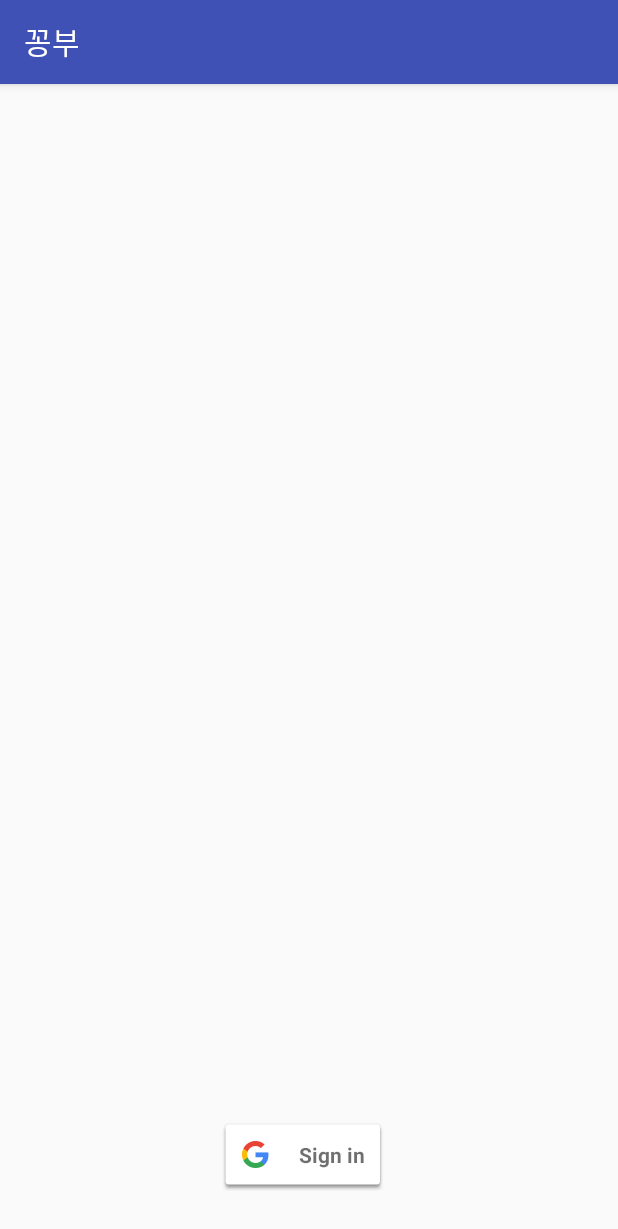
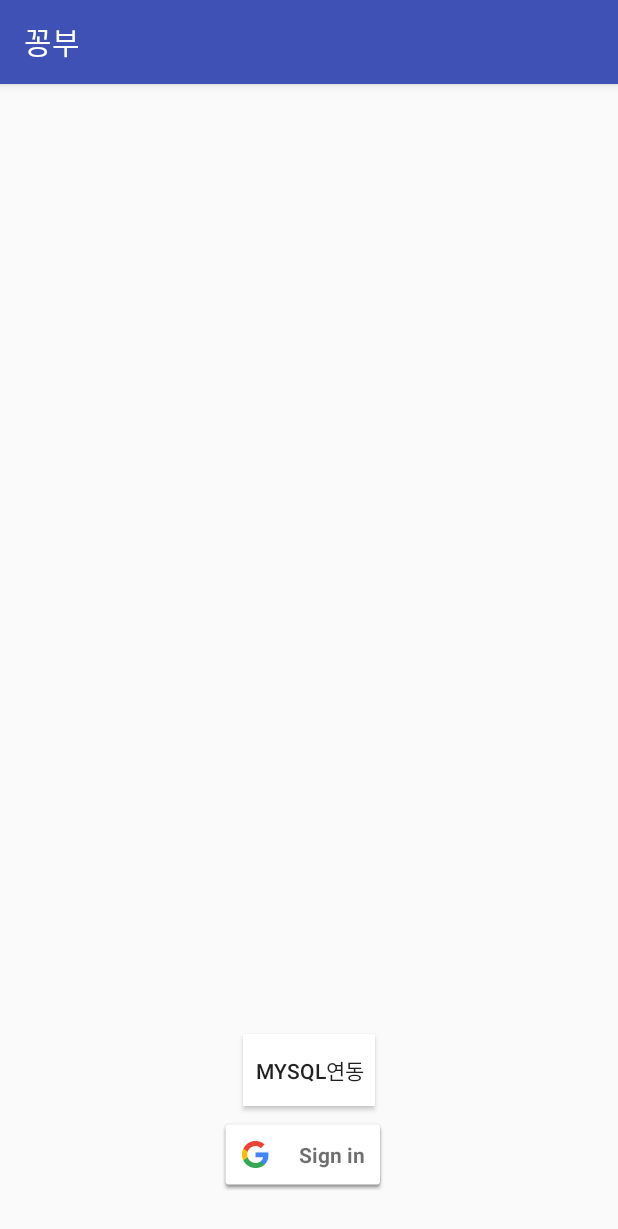
Before and after one commit to aa9390/simplePurchase, an Android app: the screen it shows after launch (AuthActivity before the commit, InitActivity after it), on a phone screen of 412 x 824 dp. Shown: the top 1229 px of the screen. Run offline under Robolectric (Android 15) with nearby library versions, the phone set to English and light mode, and no system bars; our stand-ins replace Firebase (no records; nobody signed in at launch, a user with empty details on screens opened directly).

Commit message:
xampp 사용하여 mysql과 database 연동

```diff
--- a/app/src/main/java/studyone/ksy/study/AuthActivity.java
+++ b/app/src/main/java/studyone/ksy/study/InitActivity.java
@@ -6,6 +6,7 @@ import android.support.annotation.NonNull;
 import android.support.annotation.Nullable;
 import android.support.v7.app.AppCompatActivity;
 import android.view.View;
+import android.widget.Button;
 import android.widget.Toast;
 
 import com.google.android.gms.auth.api.Auth;
@@ -25,20 +26,22 @@ import com.google.firebase.auth.FirebaseAuth;
 import com.google.firebase.auth.FirebaseUser;
 import com.google.firebase.auth.GoogleAuthProvider;
 
-public class AuthActivity extends AppCompatActivity implements GoogleApiClient.OnConnectionFailedListener{
+public class InitActivity extends AppCompatActivity implements GoogleApiClient.OnConnectionFailedListener{
 
     private SignInButton signInButton;
     private GoogleApiClient googleApiClient;
     private GoogleSignInClient googleSignInClient;
     private GoogleSignInOptions googleSignInOptions;
     private FirebaseAuth firebaseAuth;
+    private Button gotoMysqlBtn;
 
     @Override
     protected void onCreate(Bundle savedInstanceState) {
         super.onCreate( savedInstanceState );
-        setContentView( R.layout.activity_auth );
+        setContentView( R.layout.activity_init );
 
         signInButton = findViewById( R.id.signInButton );
+        gotoMysqlBtn = findViewById( R.id.gotoMysql );
 
         googleSignInOptions = new GoogleSignInOptions.Builder( GoogleSignInOptions.DEFAULT_SIGN_IN )
                 .requestIdToken( getString(R.string.default_web_client_id ))    // 서버의 클라이언트 id를 requestIdToken에 전달
@@ -54,11 +57,20 @@ public class AuthActivity extends AppCompatActivity implements GoogleApiClient.O
 
         googleSignInClient = GoogleSignIn.getClient( this, googleSignInOptions );
         signInButton.setSize( SignInButton.SIZE_STANDARD ); // 기본 사이즈
+
         signInButton.setOnClickListener( new View.OnClickListener() {
             @Override
             public void onClick(View view) {
                 Intent intent = Auth.GoogleSignInApi.getSignInIntent( googleApiClient );
                 startActivityForResult( intent, 100 );  // 인증 성공 시 code 반환
+            }
+        } );
+
+        gotoMysqlBtn.setOnClickListener( new View.OnClickListener() {
+            @Override
+            public void onClick(View view) {
+                startActivity( new Intent(InitActivity.this, MysqlTestActivity.class) );
+                finish();
             }
         } );
 
@@ -99,7 +111,7 @@ public class AuthActivity extends AppCompatActivity implements GoogleApiClient.O
                 String email = firebaseUser.getEmail();
                 Toast.makeText( getApplicationContext(), email+"님 안녕하세요", Toast.LENGTH_SHORT ).show();
 
-                Intent intent = new Intent( getApplicationContext(), MainActivity.class);
+                Intent intent = new Intent( getApplicationContext(), MemoActivity.class);
                 startActivity( intent );
                 finish();
             }
--- a/app/src/main/java/studyone/ksy/study/MainActivity.java
+++ b/app/src/main/java/studyone/ksy/study/MemoActivity.java
@@ -34,7 +34,7 @@ import java.util.Date;
 
 import studyone.ksy.study.model.Memo;
 
-public class MainActivity extends AppCompatActivity
+public class MemoActivity extends AppCompatActivity
         implements NavigationView.OnNavigationItemSelectedListener {
 
     private Context context;
@@ -58,7 +58,7 @@ public class MainActivity extends AppCompatActivity
     @Override
     protected void onCreate(Bundle savedInstanceState) {
         super.onCreate( savedInstanceState );
-        setContentView( R.layout.activity_main );
+        setContentView( R.layout.activity_memo );
 
         context = getBaseContext();
 
@@ -84,7 +84,7 @@ public class MainActivity extends AppCompatActivity
 
         // 인증 못받아오면 다시 AuthActivity로 이동
         if(firebaseUser == null) {
-            startActivity( new Intent( this, AuthActivity.class ) );
+            startActivity( new Intent( this, InitActivity.class ) );
             finish();
             return;
         }
@@ -254,7 +254,7 @@ public class MainActivity extends AppCompatActivity
             @Override
             public void onClick(View view) {
                 firebaseAuth.signOut();
-                startActivity( new Intent(MainActivity.this, AuthActivity.class) );
+                startActivity( new Intent(MemoActivity.this, InitActivity.class) );
                 finish();
             }
         } ).show();
@@ -266,9 +266,10 @@ public class MainActivity extends AppCompatActivity
                     // Data의 CRUD의 경우 각각 처리
                     @Override
                     public void onChildAdded(@NonNull DataSnapshot dataSnapshot, @Nullable String s) {
-                        Memo memo = dataSnapshot.getValue( Memo.class );
-                        memo.setKey( dataSnapshot.getKey() );
-                        displayMemoList( memo );
+//                        Memo memo = dataSnapshot.getValue( Memo.class );
+//                        Log.d("@@@@dataSnapshotValue:", dataSnapshot.getValue( Memo.class ).toString());
+//                        memo.setKey( dataSnapshot.getKey() );
+//                        displayMemoList( memo );
                     }
 
                     @Override
--- a/app/src/main/java/studyone/ksy/study/model/Memo.java
+++ b/app/src/main/java/studyone/ksy/study/model/Memo.java
@@ -3,6 +3,10 @@ package studyone.ksy.study.model;
 public class Memo {
     private String txt, title, key;
     private long createDate, updateDate;    // DB 설정에 따라 추후 long 타입으로 바꿔야 할수도
+
+    public Memo() {
+        super();
+    }
 
     public String getTxt() {
         return txt;
--- a/app/src/main/res/layout/activity_auth.xml
+++ b/app/src/main/res/layout/activity_init.xml
@@ -5,7 +5,21 @@
     xmlns:tools="http://schemas.android.com/tools"
     android:layout_width="match_parent"
     android:layout_height="match_parent"
-    tools:context=".AuthActivity">
+    tools:context=".InitActivity">
+
+    <Button
+        android:id="@+id/gotoMysql"
+        android:layout_width="wrap_content"
+        android:layout_height="wrap_content"
+        android:background="#ffffff"
+        android:elevation="10dp"
+        android:text="MYSQL연동"
+        android:layout_marginBottom="8dp"
+        android:layout_marginEnd="8dp"
+        android:layout_marginStart="8dp"
+        app:layout_constraintBottom_toTopOf="@+id/signInButton"
+        app:layout_constraintEnd_toEndOf="parent"
+        app:layout_constraintStart_toStartOf="parent" />
 
     <com.google.android.gms.common.SignInButton
         android:id="@+id/signInButton"
@@ -20,4 +34,6 @@
 
     </com.google.android.gms.common.SignInButton>
 
+
+
 </android.support.constraint.ConstraintLayout>
--- a/app/src/main/res/layout/app_bar_main.xml
+++ b/app/src/main/res/layout/app_bar_main.xml
@@ -5,7 +5,7 @@
     xmlns:tools="http://schemas.android.com/tools"
     android:layout_width="match_parent"
     android:layout_height="match_parent"
-    tools:context=".MainActivity">
+    tools:context=".MemoActivity">
 
     <android.support.design.widget.AppBarLayout
         android:layout_width="match_parent"
--- a/app/src/main/res/layout/content_main.xml
+++ b/app/src/main/res/layout/content_main.xml
@@ -5,7 +5,7 @@
     android:layout_width="match_parent"
     android:layout_height="match_parent"
     app:layout_behavior="@string/appbar_scrolling_view_behavior"
-    tools:context=".MainActivity"
+    tools:context=".MemoActivity"
     tools:showIn="@layout/app_bar_main">
 
     <EditText
--- /dev/null
+++ b/app/src/main/res/xml/backup_descriptor.xml
@@ -0,0 +1,4 @@
+<?xml version="1.0" encoding="utf-8"?>
+<full-backup-content>
+    <!-- Exclude specific shared preferences that contain GCM registration Id -->
+</full-backup-content>
```
Also changed, not shown: app/src/main/AndroidManifest.xml (+9 -4 lines), app/src/main/java/studyone/ksy/study/MysqlTestActivity.java (added, +114 -0 lines), app/src/main/res/layout/activity_mysql_test.xml (added, +18 -0 lines), app/src/main/res/layout/item_list.xml (added, +20 -0 lines), app/src/main/res/layout/activity_memo.xml (renamed from app/src/main/res/layout/activity_main.xml).
